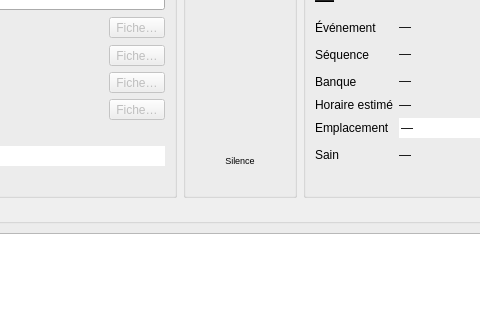
dascritch/machincast, file src/machincast/interface/ui/ecran_par_defaut.ui: the form before one commit; both pictures show x 310 to 790 and y 186 to 506 of the 1100 by 760 pixel window.
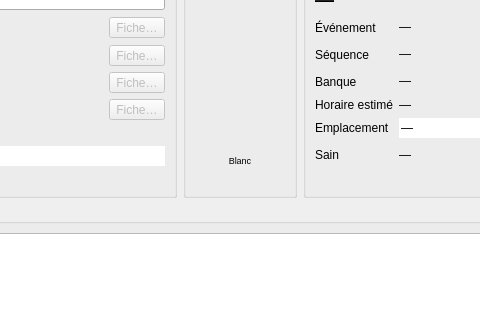
The form after the commit.

Commit message: Vocabulaire : les silences d'un sonore, et le blanc à l'antenne (#291)

The edit to the form file:
```diff
--- a/src/machincast/interface/ui/ecran_par_defaut.ui
+++ b/src/machincast/interface/ui/ecran_par_defaut.ui
@@ -398,7 +398,7 @@
            <string>Plus de 5 secondes sous -50 dBFS</string>
           </property>
           <property name="text">
-           <string>Silence</string>
+           <string>Blanc</string>
           </property>
           <property name="alignment">
            <set>Qt::AlignmentFlag::AlignCenter</set>
```
Left out of the diff: 6 changed lines with no effect on the pictures. The commit also changes 106 other files.
